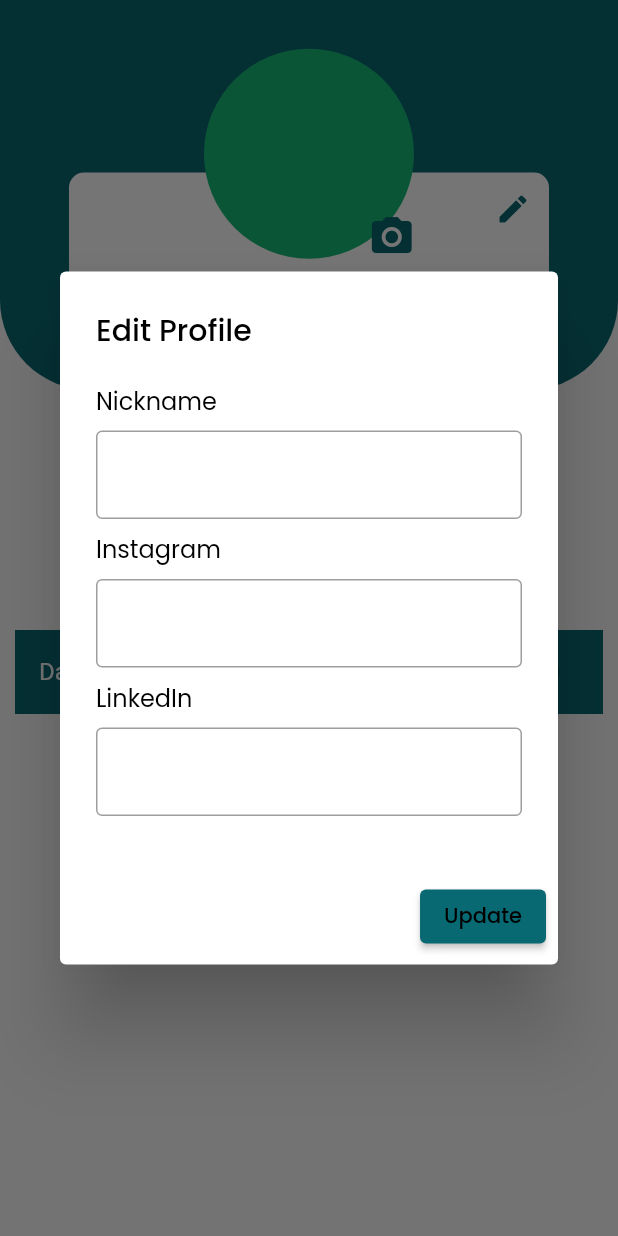
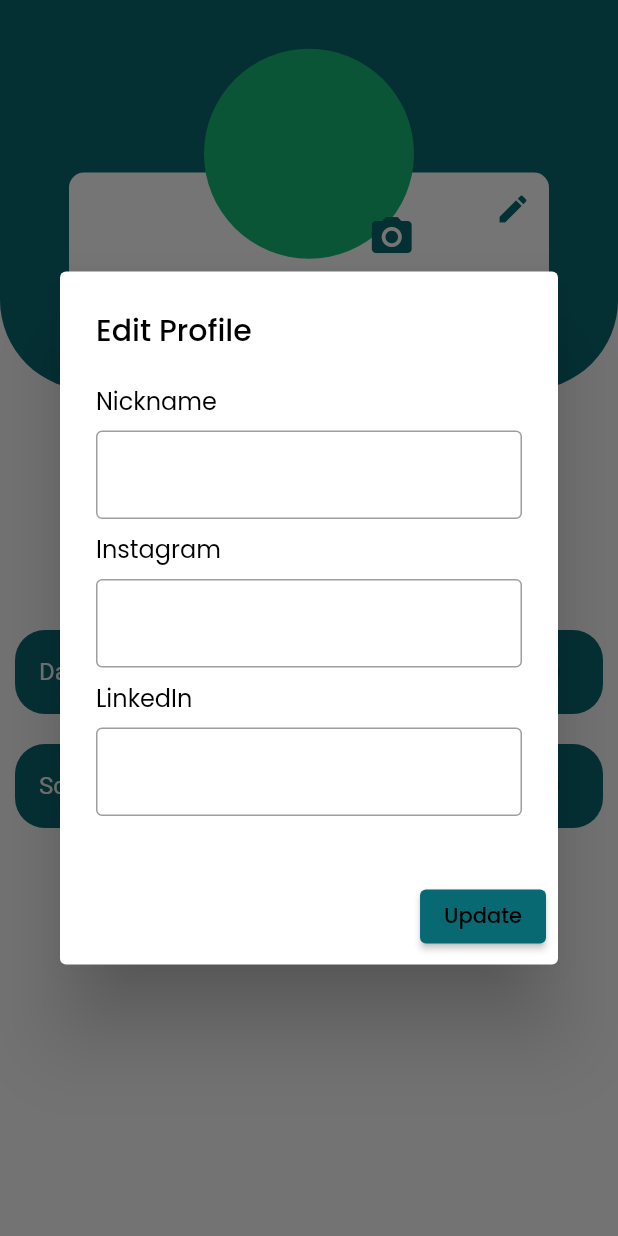
Before and after one commit to luthfiirsya33/capstone-project, a Flutter app: the SettingPage widget shown alone on an empty page, opened directly, after a tap on the "edit" icon, on a phone screen of 412 x 824 dp. Run offline on Flutter 3.47's test engine with Material 2 defaults, Android fonts, the phone set to English and light mode, and no system bars; our stand-ins replace bubble, cloud_firestore, firebase_auth, firebase_core, firebase_storage, fluttertoast and 4 more; missing offline and left inert: dialogflow_flutter; accounts and stored records are empty; network calls fail.

Commit message:
merapikan setting page

```diff
--- a/lib/presentation/pages/home/setting_page.dart
+++ b/lib/presentation/pages/home/setting_page.dart
@@ -40,13 +40,15 @@ class _SettingPageState extends State<SettingPage> {
         // ignore: prefer_const_constructors
         Profil(loggedUser: loggedUser),
         const SizedBox(height: 150),
-        Padding(
-          padding: const EdgeInsets.all(10.0),
-          child: Container(
+        Column(
+          children:<Widget>[
+            Padding(padding: const EdgeInsets.all(10.0),
+            child: Container(
             decoration: BoxDecoration(
               borderRadius: BorderRadius.circular(10),
             ),
             child: Material(
+              borderRadius: BorderRadius.circular(20),
               color: darkGreenColor,
               child: ListTile(
                 title: const Text('Dark Theme'),
@@ -60,6 +62,29 @@ class _SettingPageState extends State<SettingPage> {
               ),
             ),
           ),
+          ),
+          Padding(padding: const EdgeInsets.all(10.0),
+            child: Container(
+            decoration: BoxDecoration(
+              borderRadius: BorderRadius.circular(10),
+            ),
+            child: Material(
+              borderRadius: BorderRadius.circular(20),
+              color: darkGreenColor,
+              child: ListTile(
+                title: const Text('Scheduling Destination'),
+                textColor: whiteColor,
+                trailing: Switch.adaptive(
+                    value: false,
+                    onChanged: (value) {
+                      // ignore: void_checks
+                      return customDialog(context);
+                    }),
+              ),
+            ),
+          ),
+          ),
+          ],
         ),
       ],
     );
```
Also changed, not shown: lib/common/navigation.dart (deleted, +0 -11 lines), lib/presentation/widgets/custom_dialog.dart (+2 -30 lines), 1 other file.
